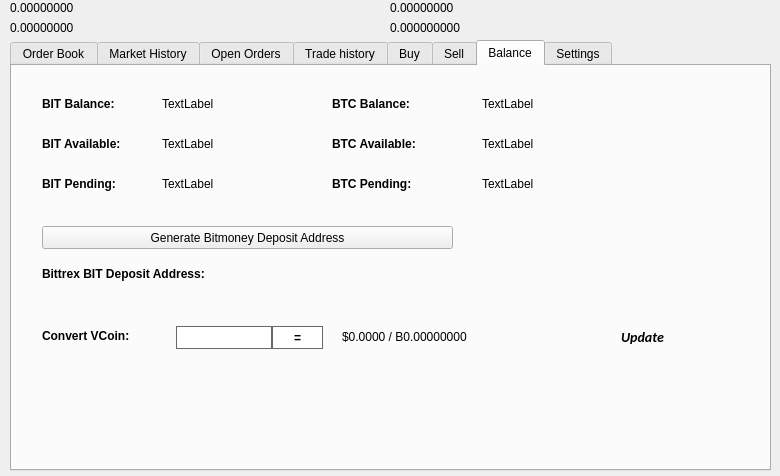
Before: the Qt Designer form src/qt/forms/tradingdialog.ui in eenglish34/E-BlockMail, drawn with Qt 5.
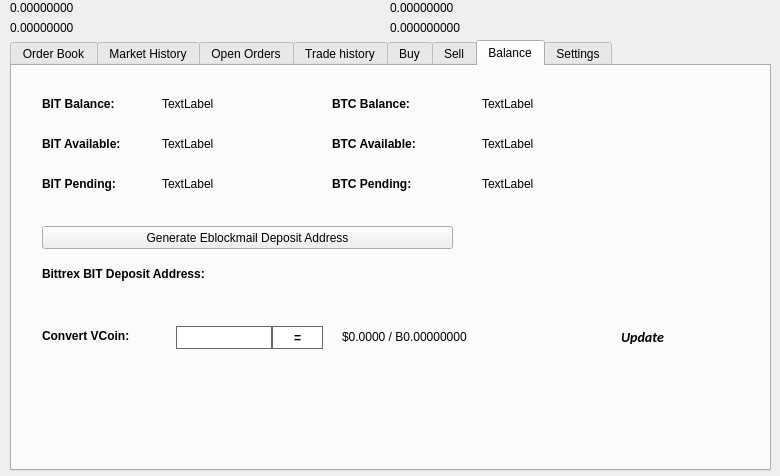
After: the same form once the commit is applied. The open tabs and pages were chosen to show the change. Icons and pictures are not drawn.

Commit message: Updated code to include eblockmail formats

```diff
--- a/src/qt/forms/tradingdialog.ui
+++ b/src/qt/forms/tradingdialog.ui
@@ -2941,7 +2941,7 @@
       </rect>
      </property>
      <property name="text">
-      <string>Generate Bitmoney Deposit Address</string>
+      <string>Generate Eblockmail Deposit Address</string>
      </property>
      <property name="icon">
       <iconset resource="../bitmoney.qrc">
```
Left out of the diff: 14 changed lines with no effect on the pictures. The commit also changes 211 other files.
